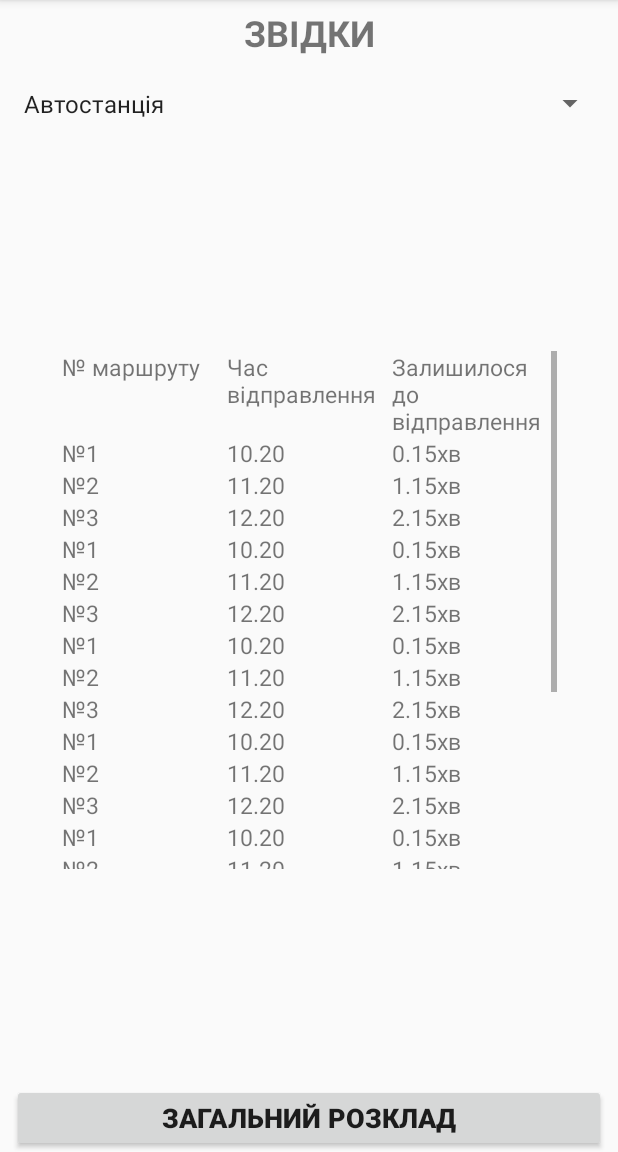
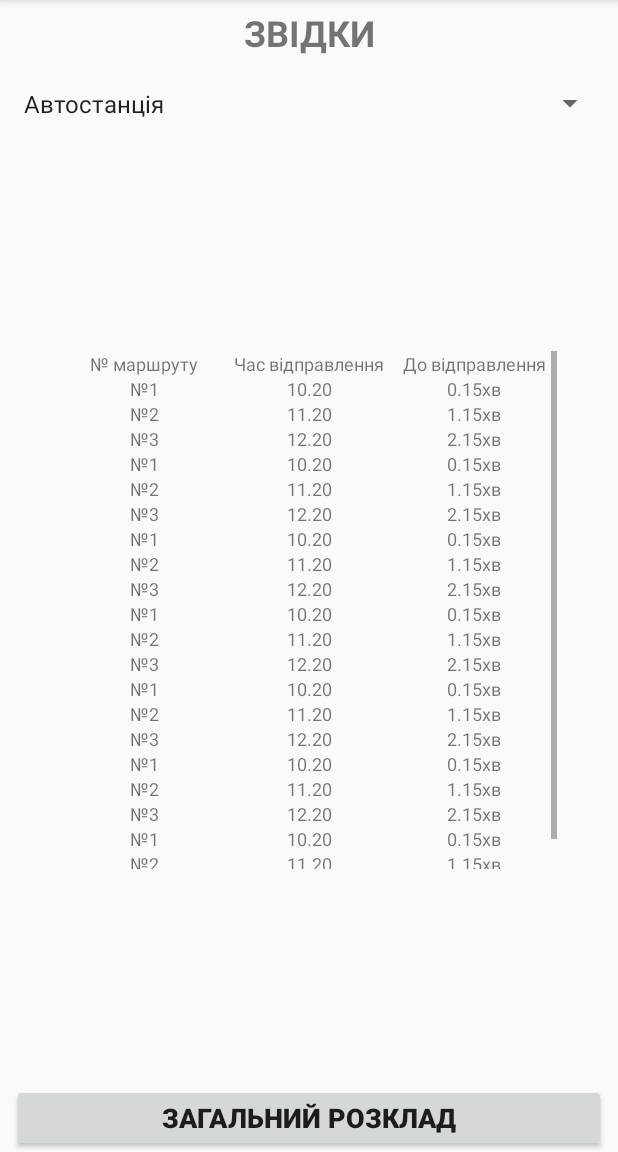
Before and after one commit to myr4ik07/Buss, an Android app: the Buss1 screen opened directly, with no data from a screen before it, on a phone screen of 412 x 824 dp, the part 84-1236 px from its top. Run offline under Robolectric (Android 15) with nearby library versions, the phone set to English and light mode, and no system bars.

Commit message:
gridview по центру

```diff
--- a/app/src/main/java/hin/jaroslav/bus/Buss1.java
+++ b/app/src/main/java/hin/jaroslav/bus/Buss1.java
@@ -32,7 +32,7 @@ public class Buss1 extends AppCompatActivity {
 
         dbCreateTable();
 
-        Spinner spinner = (Spinner) findViewById(R.id.whence);
+        Spinner spinner = findViewById(R.id.whence);
         spinner.setOnItemSelectedListener(new AdapterView.OnItemSelectedListener() {
             @Override
             public void onItemSelected(AdapterView<?> parent, View view, int position, long id) {
@@ -68,6 +68,8 @@ public class Buss1 extends AppCompatActivity {
         if (query.moveToFirst()) {
             exists = false;
         }
+
+        query.close();
 
         return exists;
     }
@@ -112,10 +114,10 @@ public class Buss1 extends AppCompatActivity {
 
         GridView gridView = findViewById(R.id.result);
 
-        ArrayList listBuss = new ArrayList();
+        ArrayList <String> listBuss = new ArrayList<>();
         listBuss.add("№ маршруту");
         listBuss.add("Час відправлення");
-        listBuss.add("Залишилося до відправлення");
+        listBuss.add("До відправлення");
 
 
         Cursor query = sqLiteDatabase.rawQuery("SELECT * FROM " + nameTable + ";", null);
@@ -129,7 +131,7 @@ public class Buss1 extends AppCompatActivity {
             while (query.moveToNext());
         }
 
-        ArrayAdapter<String> adapter = new ArrayAdapter<String>(this, R.layout.list_item, listBuss);
+        ArrayAdapter<String> adapter = new ArrayAdapter<>(this, R.layout.list_item, listBuss);
         gridView.setAdapter(adapter);
 
         query.close();
--- a/app/src/main/res/layout/activity_buss1.xml
+++ b/app/src/main/res/layout/activity_buss1.xml
@@ -10,8 +10,8 @@
         android:id="@+id/rozkl_zag"
         android:layout_width="match_parent"
         android:layout_height="45dp"
+        android:layout_marginStart="8dp"
         android:layout_marginEnd="8dp"
-        android:layout_marginStart="8dp"
         android:onClick="rozkl_zag"
         android:text="@string/rozkl_zag"
         android:textAlignment="center"
@@ -25,9 +25,9 @@
         android:id="@+id/whence"
         android:layout_width="match_parent"
         android:layout_height="43dp"
-        android:layout_marginEnd="8dp"
         android:layout_marginStart="8dp"
         android:layout_marginTop="8dp"
+        android:layout_marginEnd="8dp"
         android:entries="@array/buss_stops"
         app:layout_constraintEnd_toEndOf="parent"
         app:layout_constraintHorizontal_bias="0.0"
@@ -38,10 +38,10 @@
         android:id="@+id/text_whence"
         android:layout_width="match_parent"
         android:layout_height="34dp"
-        android:layout_marginBottom="5dp"
-        android:layout_marginEnd="8dp"
         android:layout_marginStart="8dp"
         android:layout_marginTop="5dp"
+        android:layout_marginEnd="8dp"
+        android:layout_marginBottom="5dp"
         android:text="@string/whence"
         android:textAlignment="center"
         android:textSize="24sp"
@@ -55,10 +55,7 @@
         android:id="@+id/result"
         android:layout_width="330dp"
         android:layout_height="345dp"
-        android:layout_marginBottom="8dp"
-        android:layout_marginEnd="8dp"
-        android:layout_marginStart="8dp"
-        android:layout_marginTop="8dp"
+        android:gravity="center"
         android:numColumns="3"
         android:stretchMode="columnWidth"
         app:layout_constraintBottom_toTopOf="@+id/rozkl_zag"
--- a/app/src/main/res/layout/list_item.xml
+++ b/app/src/main/res/layout/list_item.xml
@@ -3,4 +3,4 @@
     android:layout_width="wrap_content"
     android:layout_height="wrap_content"
     android:id="@+id/simple_textview"
-    android:textSize="15sp" />
+    android:textSize="12sp" />
```
